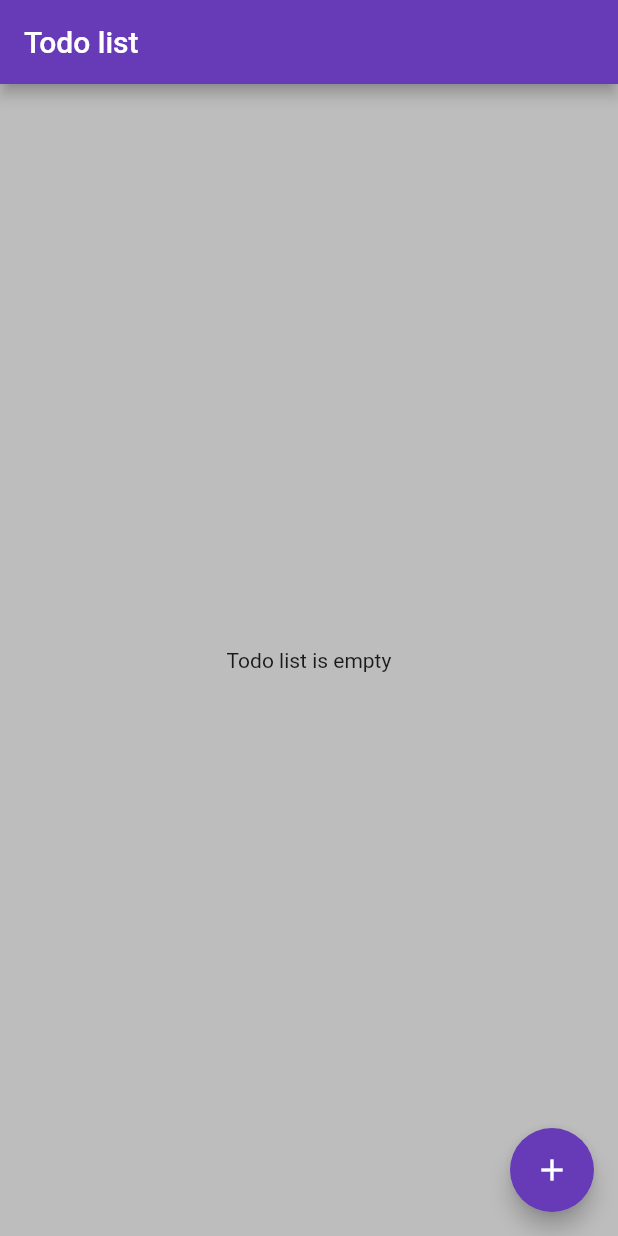
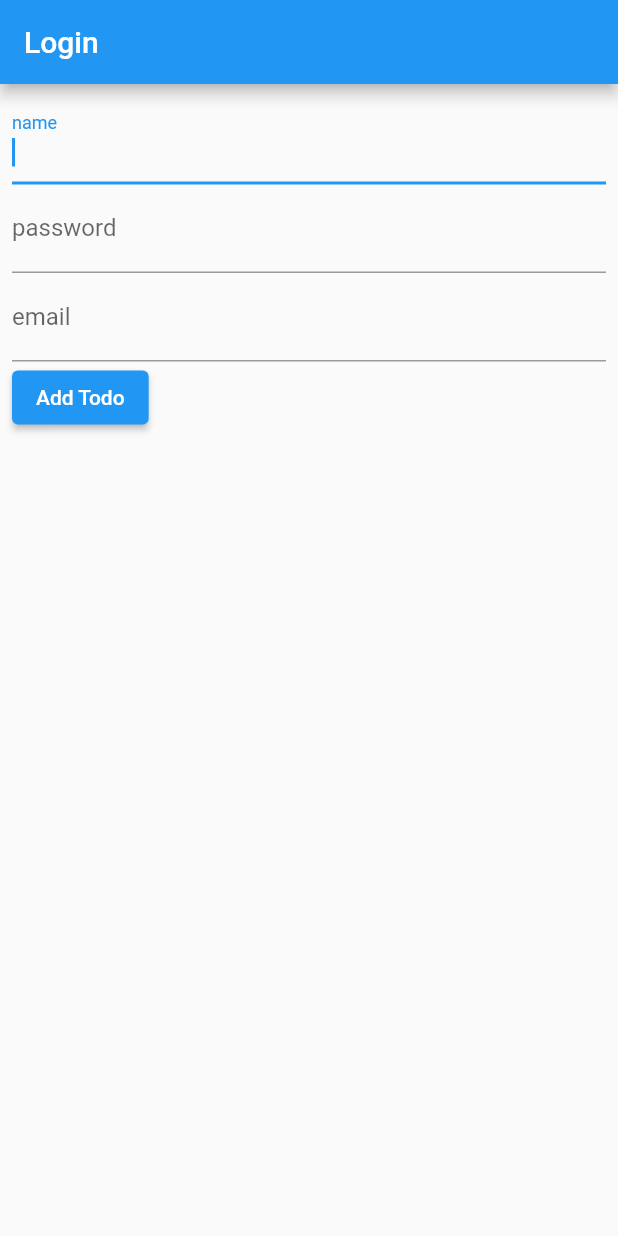
Before and after one commit to gaber27/hive_tasks, a Flutter app: the screen it shows after launch, on a phone screen of 412 x 824 dp. Run offline on Flutter 3.47's test engine with Material 2 defaults, Android fonts, the phone set to English and light mode, and no system bars; our stand-ins replace hive, hive_flutter; accounts and stored records are empty.

Commit message:
login and regsiter

```diff
--- a/lib/boxes.dart
+++ b/lib/boxes.dart
@@ -1,3 +1,4 @@
 class HiveBoxes {
   static String todo = 'todo_box';
+  static String login = 'login_box';
 }
--- a/lib/main.dart
+++ b/lib/main.dart
@@ -5,16 +5,35 @@ import 'package:hive_tut_2/model/todo.dart';
 import 'package:hive_tut_2/screens/list_screen.dart';
 import 'package:hive_flutter/hive_flutter.dart';
 
+import 'screens/login_screen.dart';
+
 void main() async {
   await Hive.initFlutter();
+
   Hive.registerAdapter(TodoAdapter());
+  Hive.registerAdapter(RegisterAdapter());
   await Hive.openBox<Todo>(HiveBoxes.todo);
+  await Hive.openBox<Register>(HiveBoxes.login);
   runApp(MyApp());
 }
 
-class MyApp extends StatelessWidget {
-  const MyApp({Key? key}) : super(key: key);
-  static final String title = 'Hive To Do';
+class MyApp extends StatefulWidget {
+  @override
+  _MyAppState createState() => _MyAppState();
+}
+
+class _MyAppState extends State<MyApp> {
+  @override
+  Widget build(BuildContext context) {
+    return MaterialApp(
+        theme: ThemeData(
+          primarySwatch: Colors.blue,
+        ),
+        home: LoginScreesn()
+      // MyHomePage(title: 'Todo Hive Example'),
+    );
+  }
+}
 
   @override
   Widget build(BuildContext context) {
@@ -24,6 +43,6 @@ class MyApp extends StatelessWidget {
       home: MyHomePage(
         title: 'Todo list',
       ),
+
     );
   }
-}
--- a/lib/model/todo.dart
+++ b/lib/model/todo.dart
@@ -14,3 +14,20 @@ class Todo extends HiveObject {
 
   Todo({required this.title, required this.description});
 }
+
+@HiveType(typeId: 1)
+class Register extends HiveObject {
+  @HiveField(0)
+  String? id;
+
+  @HiveField(1)
+  String email;
+
+  @HiveField(2)
+  String pass;
+
+  @HiveField(3)
+  String name;
+
+  Register({required this.email, required this.pass,required this.name});
+}
--- a/lib/screens/list_screen.dart
+++ b/lib/screens/list_screen.dart
@@ -5,22 +5,7 @@ import 'package:hive_tut_2/model/todo.dart';
 import 'package:hive_tut_2/screens/add_todo_Screen.dart';
 import 'package:hive_flutter/hive_flutter.dart';
 
-class MyApp extends StatefulWidget {
-  @override
-  _MyAppState createState() => _MyAppState();
-}
 
-class _MyAppState extends State<MyApp> {
-  @override
-  Widget build(BuildContext context) {
-    return MaterialApp(
-      theme: ThemeData(
-        primarySwatch: Colors.blue,
-      ),
-      home: MyHomePage(title: 'Todo Hive Example'),
-    );
-  }
-}
 
 class MyHomePage extends StatefulWidget {
   MyHomePage({Key? key, required this.title}) : super(key: key);
--- /dev/null
+++ b/lib/screens/login_screen.dart
@@ -0,0 +1,116 @@
+import 'package:flutter/material.dart';
+import 'package:hive_flutter/adapters.dart';
+import 'package:hive_tut_2/boxes.dart';
+import 'package:hive_tut_2/model/todo.dart';
+
+class LoginScreesn extends StatefulWidget {
+  const LoginScreesn({Key? key}) : super(key: key);
+
+  @override
+  State<LoginScreesn> createState() => _LoginScreesnState();
+}
+
+class _LoginScreesnState extends State<LoginScreesn> {
+  var formKey = GlobalKey<FormState>();
+  late String name;
+  late String email;
+  late String pass;
+  @override
+  Widget build(BuildContext context) {
+
+    validated() {
+      if (formKey.currentState != null && formKey.currentState!.validate()) {
+        _onFormSubmit();
+        print("Form Validated");
+      } else {
+        print("Form Not Validated");
+        return;
+      }
+    }
+
+    return Scaffold(
+      appBar: AppBar(
+        title: Text("Login"),
+      ),
+      body: Column(
+        children: [
+          Form(
+            key: formKey,
+            child: Padding(
+              padding: EdgeInsets.all(8.0),
+              child: Column(
+                crossAxisAlignment: CrossAxisAlignment.start,
+                children: [
+                  TextFormField(
+                    autofocus: true,
+                    initialValue: '',
+                    decoration: InputDecoration(labelText: 'name'),
+                    onChanged: (value) {
+                      setState(() {
+                        name = value ;
+                      });
+                    },
+                    validator: (String? value) {
+                      if (value == null || value.trim().length == 0) {
+                        return "required";
+                      }
+                      return null;
+                    },
+                  ),
+                  TextFormField(
+                    initialValue: '',
+                    decoration: const InputDecoration(
+                      labelText: 'password',
+                    ),
+                    onChanged: (value) {
+                      setState(() {
+                        pass = value;
+                      });
+                    },
+                    validator: (String? value) {
+                      if (value == null || value.trim().length == 0) {
+                        return "required";
+                      }
+                      return null;
+                    },
+                  ),
+                  TextFormField(
+                    initialValue: '',
+                    decoration: const InputDecoration(
+                      labelText: 'email',
+                    ),
+                    onChanged: (value) {
+                      setState(() {
+                        email = value;
+                      });
+                    },
+                    validator: (String? value) {
+                      if (value == null || value.trim().length == 0) {
+                        return "required";
+                      }
+                      return null;
+                    },
+                  ),
+                  ElevatedButton(
+                    onPressed: () {
+                      validated();
+                    },
+                    child: Text('Add Todo'),
+                  )
+                ],
+              ),
+            ),
+          ),
+        ],
+      ),
+    );
+  }
+  void _onFormSubmit() {
+    Box<Register> contactsBox = Hive.box<Register>(HiveBoxes.login);
+    contactsBox.add(Register(email: email, pass: pass, name: name));
+    print(contactsBox.values.toString());
+    // Box<Todo> contactsBox = Hive.box<Register>(HiveBoxes.);
+    // contactsBox.add(Register(email: email, pass: pass, name: name));
+  }
+
+}
```
Also changed, not shown: lib/model/register.dart (added), lib/model/todo.g.dart, pubspec.lock.
